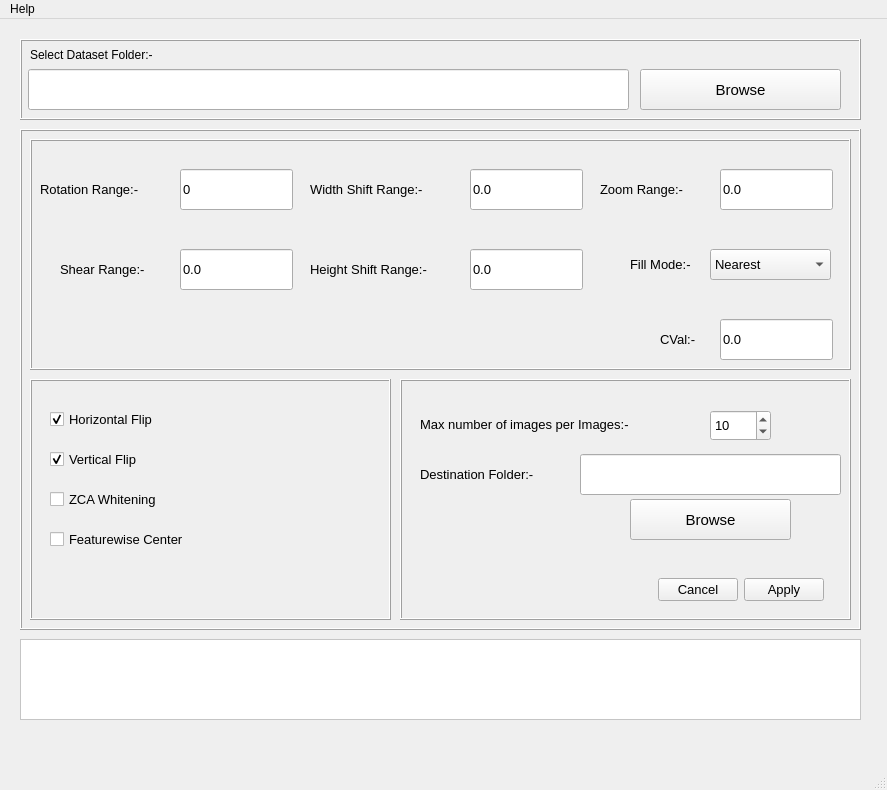
Above: image_dataset_generator.ui from TusharSSurve/Image-Dataset-Generator before the change. Below: the same form after it.
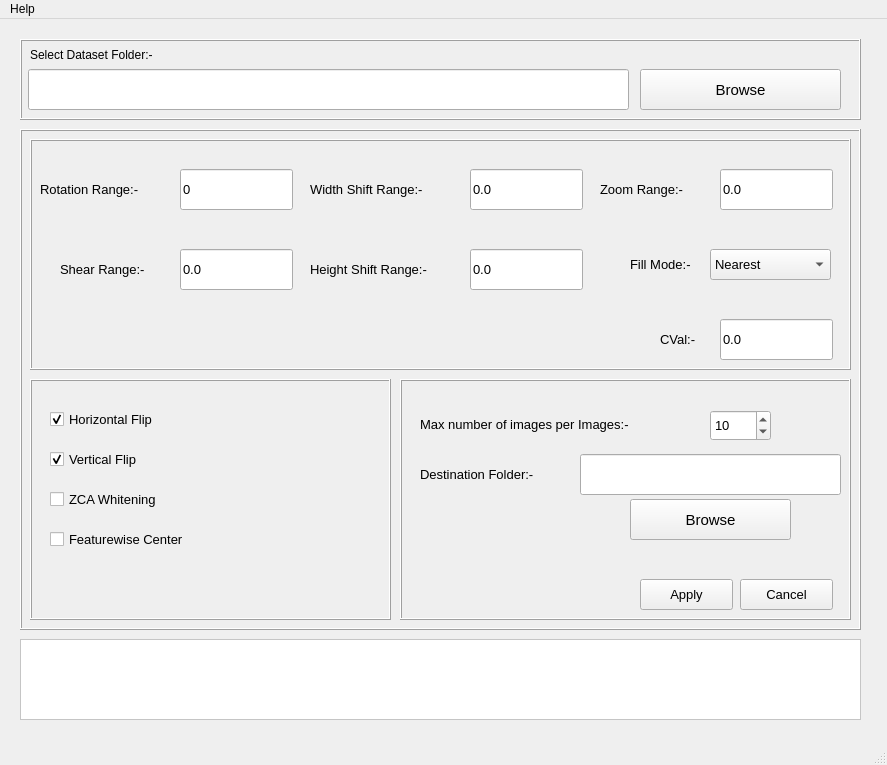
That is the form after the change.

Diff of the .ui file:
```diff
--- a/image_dataset_generator.ui
+++ b/image_dataset_generator.ui
@@ -7,13 +7,13 @@
     <x>0</x>
     <y>0</y>
     <width>887</width>
-    <height>790</height>
+    <height>765</height>
    </rect>
   </property>
   <property name="minimumSize">
    <size>
     <width>887</width>
-    <height>790</height>
+    <height>765</height>
    </size>
   </property>
   <property name="maximumSize">
@@ -481,22 +481,6 @@
      <property name="frameShadow">
       <enum>QFrame::Raised</enum>
      </property>
-     <widget class="QDialogButtonBox" name="buttonBox">
-      <property name="geometry">
-       <rect>
-        <x>240</x>
-        <y>190</y>
-        <width>201</width>
-        <height>41</height>
-       </rect>
-      </property>
-      <property name="standardButtons">
-       <set>QDialogButtonBox::Apply|QDialogButtonBox::Cancel</set>
-      </property>
-      <property name="centerButtons">
-       <bool>true</bool>
-      </property>
-     </widget>
      <widget class="QLabel" name="label_9">
       <property name="geometry">
        <rect>
@@ -610,6 +594,32 @@
        <bool>false</bool>
       </property>
      </widget>
+     <widget class="QPushButton" name="pushButton_3">
+      <property name="geometry">
+       <rect>
+        <x>240</x>
+        <y>200</y>
+        <width>93</width>
+        <height>31</height>
+       </rect>
+      </property>
+      <property name="text">
+       <string>Apply</string>
+      </property>
+     </widget>
+     <widget class="QPushButton" name="pushButton_4">
+      <property name="geometry">
+       <rect>
+        <x>340</x>
+        <y>200</y>
+        <width>93</width>
+        <height>31</height>
+       </rect>
+      </property>
+      <property name="text">
+       <string>Cancel</string>
+      </property>
+     </widget>
     </widget>
    </widget>
    <widget class="QScrollArea" name="scrollArea">
```
Left out of the diff: 157 changed lines with no effect on the pictures.
